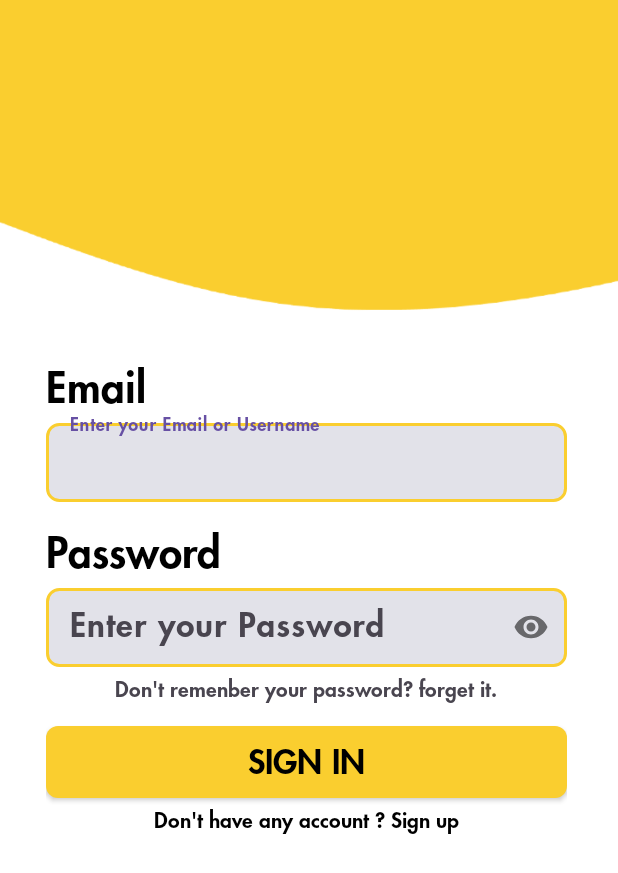
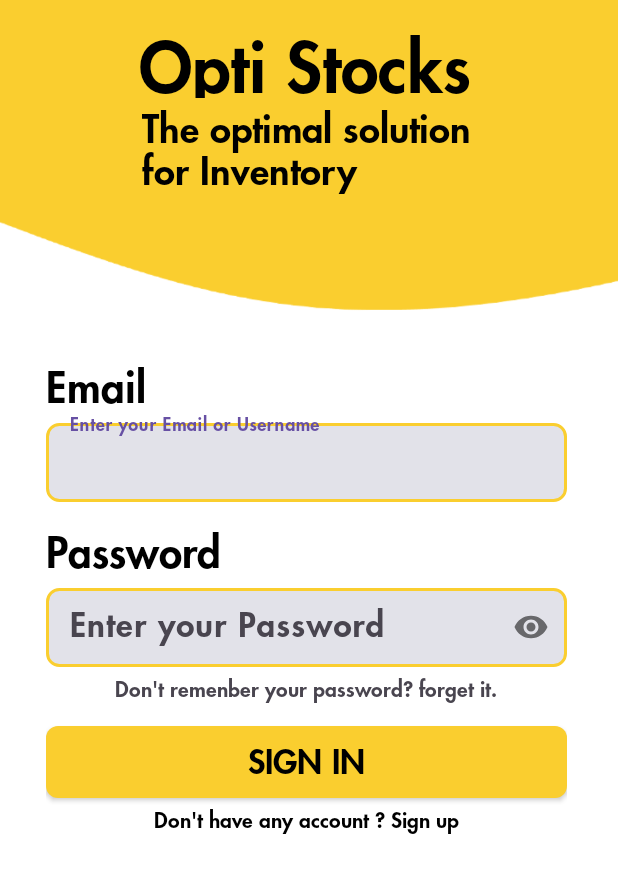
Before and after one commit to satyamkumardeveloper/inventory_management, an Android app: the screen it shows after launch (SigninActivity), on a phone screen of 412 x 824 dp. Shown: the top 873 px of the screen. Run offline under Robolectric (Android 15) with nearby library versions, the phone set to English and light mode, and no system bars; our stand-ins replace Firebase (no records; nobody signed in at launch, a user with empty details on screens opened directly).

Commit message:
login and register page.

```diff
--- a/app/src/main/res/layout/signin.xml
+++ b/app/src/main/res/layout/signin.xml
@@ -7,6 +7,32 @@
     android:orientation="vertical"
     android:background="@drawable/background"
     tools:context=".SigninActivity">
+
+    <TextView
+        android:id="@+id/textView"
+        android:layout_width="227dp"
+        android:layout_height="49dp"
+        android:layout_marginTop="16dp"
+        android:fontFamily="@font/future"
+        android:text="@string/opti_stocks"
+        android:textColor="@color/black"
+        android:textSize="45sp"
+        app:layout_constraintEnd_toEndOf="parent"
+        app:layout_constraintStart_toStartOf="parent"
+        app:layout_constraintTop_toTopOf="parent" />
+
+    <TextView
+        android:layout_width="225dp"
+        android:layout_height="60dp"
+        android:layout_marginTop="4dp"
+        android:fontFamily="@font/future"
+        android:text="@string/the_optimal_solution_for_inventory"
+        android:textColor="@color/black"
+        android:textSize="25sp"
+        app:layout_constraintEnd_toEndOf="@+id/textView"
+        app:layout_constraintHorizontal_bias="1.0"
+        app:layout_constraintStart_toStartOf="@+id/textView"
+        app:layout_constraintTop_toBottomOf="@+id/textView" />
 
     <LinearLayout
         android:layout_width="347dp"
--- a/app/src/main/res/values/strings.xml
+++ b/app/src/main/res/values/strings.xml
@@ -17,4 +17,7 @@
     <string name="enter_your_email_or_username">Enter your Email or Username</string>
     <string name="todo">TODO</string>
     <string name="opti_stock">Opti Stock</string>
+    <string name="sign_up_before_using_opti_stocks">Sign up before using Opti Stocks</string>
+    <string name="opti_stocks">Opti Stocks</string>
+    <string name="the_optimal_solution_for_inventory">The optimal solution for Inventory</string>
 </resources>
--- a/build.gradle.kts
+++ b/build.gradle.kts
@@ -5,6 +5,6 @@ buildscript {
 }
 // Top-level build file where you can add configuration options common to all sub-projects/modules.
 plugins {
-    id("com.android.application") version "8.2.2" apply false
+    id("com.android.application") version "8.3.0" apply false
     id("org.jetbrains.kotlin.android") version "1.9.22" apply false
 }
```
Also changed, not shown: app/src/main/res/layout/activity_signup.xml (+15 -0 lines), gradle/wrapper/gradle-wrapper.properties.
